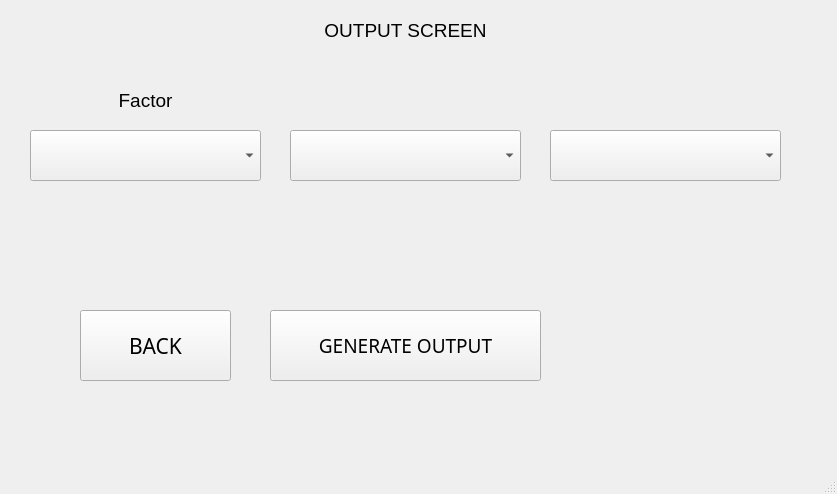
Old version of the form ui_files/output_drop_down_screen.ui in the repository yorozuya-2003/institutional_benchmarking_model.
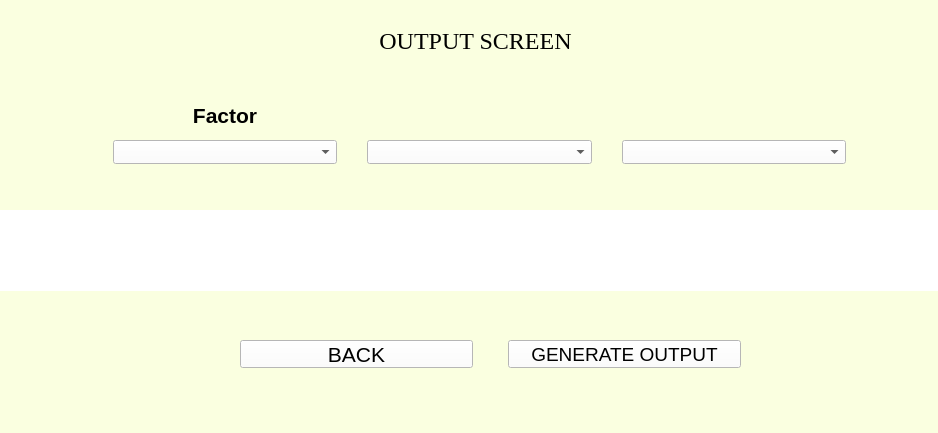
New version of the form.

Diff of the .ui file:
```diff
--- a/ui_files/output_drop_down_screen.ui
+++ b/ui_files/output_drop_down_screen.ui
@@ -6,56 +6,30 @@
    <rect>
     <x>0</x>
     <y>0</y>
-    <width>837</width>
-    <height>494</height>
+    <width>938</width>
+    <height>433</height>
    </rect>
   </property>
   <property name="windowTitle">
    <string>MainWindow</string>
   </property>
+  <property name="styleSheet">
+   <string notr="true">background-color:rgb(250, 255, 224)</string>
+  </property>
   <widget class="QWidget" name="centralwidget">
-   <widget class="QComboBox" name="factors">
-    <property name="geometry">
-     <rect>
-      <x>30</x>
-      <y>130</y>
-      <width>231</width>
-      <height>51</height>
-     </rect>
-    </property>
-    <property name="font">
-     <font>
-      <pointsize>16</pointsize>
-     </font>
-    </property>
-   </widget>
-   <widget class="QComboBox" name="parameters1">
-    <property name="geometry">
-     <rect>
-      <x>290</x>
-      <y>130</y>
-      <width>231</width>
-      <height>51</height>
-     </rect>
-    </property>
-    <property name="font">
-     <font>
-      <pointsize>16</pointsize>
-     </font>
-    </property>
-   </widget>
    <widget class="QLabel" name="heading">
     <property name="geometry">
      <rect>
-      <x>300</x>
-      <y>10</y>
-      <width>211</width>
+      <x>0</x>
+      <y>20</y>
+      <width>951</width>
       <height>41</height>
      </rect>
     </property>
     <property name="font">
      <font>
-      <pointsize>14</pointsize>
+      <family>Times New Roman</family>
+      <pointsize>18</pointsize>
      </font>
     </property>
     <property name="text">
@@ -65,75 +39,24 @@
      <set>Qt::AlignCenter</set>
     </property>
    </widget>
-   <widget class="QComboBox" name="parameters2">
-    <property name="geometry">
-     <rect>
-      <x>550</x>
-      <y>130</y>
-      <width>231</width>
-      <height>51</height>
-     </rect>
-    </property>
-    <property name="font">
-     <font>
-      <pointsize>16</pointsize>
-     </font>
-    </property>
-   </widget>
    <widget class="QLabel" name="outputDataLabel">
     <property name="geometry">
      <rect>
-      <x>280</x>
+      <x>0</x>
       <y>210</y>
-      <width>251</width>
+      <width>951</width>
       <height>81</height>
      </rect>
     </property>
     <property name="font">
      <font>
-      <pointsize>12</pointsize>
-     </font>
-    </property>
-    <property name="text">
-     <string/>
-    </property>
-    <property name="alignment">
-     <set>Qt::AlignCenter</set>
-    </property>
-   </widget>
-   <widget class="QPushButton" name="generateButton">
-    <property name="geometry">
-     <rect>
-      <x>270</x>
-      <y>310</y>
-      <width>271</width>
-      <height>71</height>
-     </rect>
-    </property>
-    <property name="font">
-     <font>
-      <family>Corbel Light</family>
+      <family>Arial</family>
       <pointsize>14</pointsize>
      </font>
     </property>
-    <property name="text">
-     <string>GENERATE OUTPUT</string>
+    <property name="styleSheet">
+     <string notr="true">background-color:rgb(255, 255, 255)</string>
     </property>
-   </widget>
-   <widget class="QLabel" name="paramLabel1">
-    <property name="geometry">
-     <rect>
-      <x>300</x>
-      <y>80</y>
-      <width>211</width>
-      <height>41</height>
-     </rect>
-    </property>
-    <property name="font">
-     <font>
-      <pointsize>14</pointsize>
-     </font>
-    </property>
     <property name="text">
      <string/>
     </property>
@@ -141,66 +64,209 @@
      <set>Qt::AlignCenter</set>
     </property>
    </widget>
-   <widget class="QLabel" name="paramLabel2">
+   <widget class="QWidget" name="">
     <property name="geometry">
      <rect>
-      <x>560</x>
-      <y>80</y>
-      <width>211</width>
-      <height>41</height>
+      <x>110</x>
+      <y>100</y>
+      <width>741</width>
+      <height>71</height>
      </rect>
     </property>
     <property name="font">
      <font>
+      <family>Arial</family>
       <pointsize>14</pointsize>
+      <weight>75</weight>
+      <bold>true</bold>
      </font>
     </property>
-    <property name="text">
-     <string/>
+    <property name="acceptDrops">
+     <bool>true</bool>
     </property>
-    <property name="alignment">
-     <set>Qt::AlignCenter</set>
-    </property>
+    <layout class="QGridLayout" name="gridLayout">
+     <property name="leftMargin">
+      <number>3</number>
+     </property>
+     <property name="topMargin">
+      <number>3</number>
+     </property>
+     <property name="rightMargin">
+      <number>5</number>
+     </property>
+     <property name="bottomMargin">
+      <number>7</number>
+     </property>
+     <property name="horizontalSpacing">
+      <number>30</number>
+     </property>
+     <property name="verticalSpacing">
+      <number>12</number>
+     </property>
+     <item row="0" column="0">
+      <widget class="QLabel" name="factorsLabel">
+       <property name="font">
+        <font>
+         <family>Arial</family>
+         <pointsize>16</pointsize>
+         <weight>75</weight>
+         <bold>true</bold>
+        </font>
+       </property>
+       <property name="text">
+        <string>Factor</string>
+       </property>
+       <property name="alignment">
+        <set>Qt::AlignCenter</set>
+       </property>
+      </widget>
+     </item>
+     <item row="0" column="1">
+      <widget class="QLabel" name="paramLabel1">
+       <property name="font">
+        <font>
+         <family>Arial</family>
+         <pointsize>16</pointsize>
+         <weight>75</weight>
+         <bold>true</bold>
+        </font>
+       </property>
+       <property name="text">
+        <string/>
+       </property>
+       <property name="alignment">
+        <set>Qt::AlignCenter</set>
+       </property>
+      </widget>
+     </item>
+     <item row="0" column="2">
+      <widget class="QLabel" name="paramLabel2">
+       <property name="font">
+        <font>
+         <family>Arial</family>
+         <pointsize>16</pointsize>
+         <weight>75</weight>
+         <bold>true</bold>
+        </font>
+       </property>
+       <property name="text">
+        <string/>
+       </property>
+       <property name="alignment">
+        <set>Qt::AlignCenter</set>
+       </property>
+      </widget>
+     </item>
+     <item row="1" column="0">
+      <widget class="QComboBox" name="factors">
+       <property name="font">
+        <font>
+         <family>Arial</family>
+         <pointsize>14</pointsize>
+        </font>
+       </property>
+       <property name="acceptDrops">
+        <bool>true</bool>
+       </property>
+       <property name="autoFillBackground">
+        <bool>false</bool>
+       </property>
+       <property name="styleSheet">
+        <string notr="true">background-color:rgb(255, 255, 255)</string>
+       </property>
+       <property name="editable">
+        <bool>false</bool>
+       </property>
+       <property name="frame">
+        <bool>true</bool>
+       </property>
+      </widget>
+     </item>
+     <item row="1" column="1">
+      <widget class="QComboBox" name="parameters1">
+       <property name="font">
+        <font>
+         <family>Arial</family>
+         <pointsize>14</pointsize>
+        </font>
+       </property>
+       <property name="acceptDrops">
+        <bool>true</bool>
+       </property>
+       <property name="styleSheet">
+        <string notr="true">background-color:rgb(255, 255, 255)</string>
+       </property>
+      </widget>
+     </item>
+     <item row="1" column="2">
+      <widget class="QComboBox" name="parameters2">
+       <property name="font">
+        <font>
+         <family>Arial</family>
+         <pointsize>14</pointsize>
+        </font>
+       </property>
+       <property name="acceptDrops">
+        <bool>true</bool>
+       </property>
+       <property name="styleSheet">
+        <string notr="true">background-color:rgb(255, 255, 255)</string>
+       </property>
+      </widget>
+     </item>
+    </layout>
    </widget>
-   <widget class="QLabel" name="factorsLabel">
+   <widget class="QWidget" name="">
     <property name="geometry">
      <rect>
-      <x>40</x>
-      <y>80</y>
-      <width>211</width>
-      <height>41</height>
+      <x>240</x>
+      <y>340</y>
+      <width>501</width>
+      <height>28</height>
      </rect>
     </property>
     <property name="font">
      <font>
-      <pointsize>14</pointsize>
+      <family>Arial</family>
      </font>
     </property>
-    <property name="text">
-     <string>Factor</string>
-    </property>
-    <property name="alignment">
-     <set>Qt::AlignCenter</set>
-    </property>
-   </widget>
-   <widget class="QPushButton" name="backButton">
-    <property name="geometry">
-     <rect>
-      <x>80</x>
-      <y>310</y>
-      <width>151</width>
-      <height>71</height>
-     </rect>
-    </property>
-    <property name="font">
-     <font>
-      <family>Corbel Light</family>
-      <pointsize>16</pointsize>
-     </font>
-    </property>
-    <property name="text">
-     <string>BACK</string>
-    </property>
+    <layout class="QGridLayout" name="gridLayout_2">
+     <property name="horizontalSpacing">
+      <number>35</number>
+     </property>
+     <item row="0" column="0">
+      <widget class="QPushButton" name="backButton">
+       <property name="font">
+        <font>
+         <family>Arial</family>
+         <pointsize>16</pointsize>
+        </font>
+       </property>
+       <property name="styleSheet">
+        <string notr="true">background-color:rgb(255, 255, 255)</string>
+       </property>
+       <property name="text">
+        <string>BACK</string>
+       </property>
+      </widget>
+     </item>
+     <item row="0" column="1">
+      <widget class="QPushButton" name="generateButton">
+       <property name="font">
+        <font>
+         <family>Arial</family>
+         <pointsize>14</pointsize>
+        </font>
+       </property>
+       <property name="styleSheet">
+        <string notr="true">background-color:rgb(255, 255, 255)</string>
+       </property>
+       <property name="text">
+        <string>GENERATE OUTPUT</string>
+       </property>
+      </widget>
+     </item>
+    </layout>
    </widget>
   </widget>
   <widget class="QMenuBar" name="menubar">
```
Left out of the diff: 4 changed lines with no effect on the pictures.
